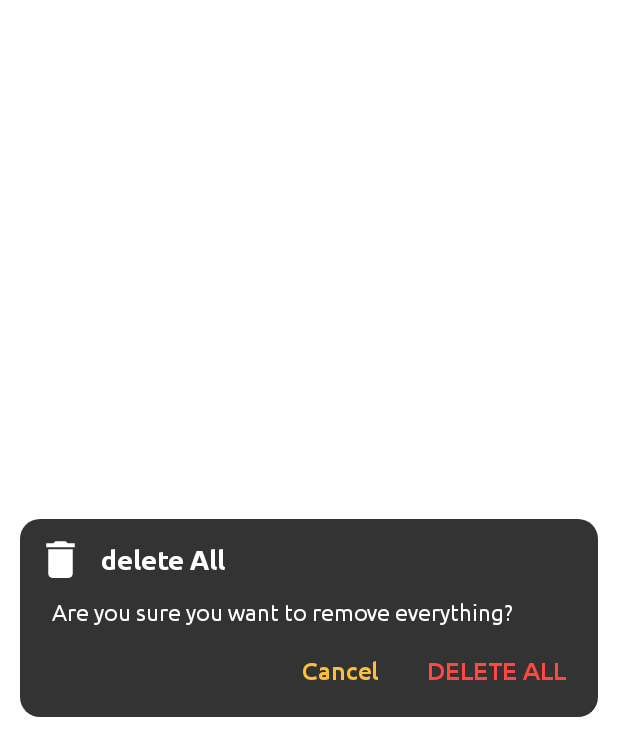
After one commit to mertrkaradeniz/Notely, an Android app: the layout layout_delete_all.xml on its own in the app's theme, with its tools: preview values and no code run, on a phone screen of 412 x 824 dp. The commit adds this screen. Shown: the top 756 px of the screen. Run offline under Robolectric (Android 15) with nearby library versions, the phone set to English and light mode, and no system bars.

Commit message:
Code cleanup #2

```diff
--- a/app/src/main/res/layout/fragment_add.xml
+++ b/app/src/main/res/layout/fragment_add.xml
@@ -204,7 +204,7 @@
         android:layout_height="wrap_content"
         android:fontFamily="@font/ubuntu_regular"
         android:includeFontPadding="false"
-        android:layout_marginBottom="@dimen/_12sdp"
+        android:layout_marginBottom="@dimen/_11sdp"
         android:layout_gravity="center|bottom"
         android:textColor="@color/colorIcons"
         android:textSize="@dimen/_10sdp" />
--- /dev/null
+++ b/app/src/main/res/layout/layout_delete_all.xml
@@ -0,0 +1,90 @@
+<?xml version="1.0" encoding="utf-8"?>
+<androidx.constraintlayout.widget.ConstraintLayout xmlns:android="http://schemas.android.com/apk/res/android"
+    xmlns:app="http://schemas.android.com/apk/res-auto"
+    android:id="@+id/layoutDeleteNoteContainer"
+    android:layout_width="match_parent"
+    android:layout_height="wrap_content"
+    android:layout_gravity="center"
+    android:layout_margin="@dimen/_10sdp"
+    android:background="@drawable/background_dialog">
+
+    <ImageView
+        android:id="@+id/imgDeleteNote"
+        android:layout_width="@dimen/_25sdp"
+        android:layout_height="@dimen/_25sdp"
+        android:layout_marginStart="@dimen/_8sdp"
+        android:layout_marginTop="@dimen/_8sdp"
+        android:contentDescription="@string/image"
+        android:src="@drawable/ic_delete"
+        app:layout_constraintStart_toStartOf="parent"
+        app:layout_constraintTop_toTopOf="parent"
+        app:tint="@color/colorWhite" />
+
+    <TextView
+        android:layout_width="0dp"
+        android:layout_height="wrap_content"
+        android:layout_marginStart="@dimen/_8sdp"
+        android:layout_marginEnd="@dimen/_8sdp"
+        android:fontFamily="@font/ubuntu_bold"
+        android:includeFontPadding="false"
+        android:text="@string/delete_all"
+        android:textColor="@color/colorWhite"
+        android:textSize="@dimen/_14sdp"
+        app:layout_constraintBottom_toBottomOf="@id/imgDeleteNote"
+        app:layout_constraintEnd_toEndOf="parent"
+        app:layout_constraintStart_toEndOf="@id/imgDeleteNote"
+        app:layout_constraintTop_toTopOf="@id/imgDeleteNote" />
+
+    <TextView
+        android:id="@+id/tvDeleteNoteMessage"
+        android:layout_width="match_parent"
+        android:layout_height="wrap_content"
+        android:layout_marginStart="@dimen/_8sdp"
+        android:layout_marginTop="@dimen/_8sdp"
+        android:layout_marginEnd="@dimen/_8sdp"
+        android:fontFamily="@font/ubuntu_regular"
+        android:gravity="center_vertical"
+        android:includeFontPadding="false"
+        android:paddingStart="@dimen/_8sdp"
+        android:paddingEnd="@dimen/_8sdp"
+        android:text="@string/are_you_sure_you_want_to_remove_everything"
+        android:textColor="@color/colorWhite"
+        android:textSize="@dimen/_12sdp"
+        app:layout_constraintTop_toBottomOf="@id/imgDeleteNote" />
+
+    <TextView
+        android:id="@+id/tvDeleteNote"
+        android:layout_width="wrap_content"
+        android:layout_height="wrap_content"
+        android:layout_marginTop="@dimen/_8sdp"
+        android:layout_marginEnd="@dimen/_8sdp"
+        android:layout_marginBottom="@dimen/_8sdp"
+        android:fontFamily="@font/ubuntu_medium"
+        android:includeFontPadding="false"
+        android:padding="@dimen/_8sdp"
+        android:text="@string/delete_all"
+        android:textAllCaps="true"
+        android:textColor="@color/colorDelete"
+        android:textSize="@dimen/_13sdp"
+        app:layout_constraintBottom_toBottomOf="parent"
+        app:layout_constraintEnd_toEndOf="parent"
+        app:layout_constraintTop_toBottomOf="@id/tvDeleteNoteMessage"/>
+
+    <TextView
+        android:id="@+id/tvCancel"
+        android:layout_width="wrap_content"
+        android:layout_height="wrap_content"
+        android:layout_marginTop="@dimen/_8sdp"
+        android:layout_marginEnd="@dimen/_8sdp"
+        android:layout_marginBottom="@dimen/_8sdp"
+        android:fontFamily="@font/ubuntu_medium"
+        android:includeFontPadding="false"
+        android:padding="@dimen/_8sdp"
+        android:text="@string/cancel"
+        android:textColor="@color/colorAccent"
+        android:textSize="@dimen/_13sdp"
+        app:layout_constraintBottom_toBottomOf="parent"
+        app:layout_constraintEnd_toStartOf="@id/tvDeleteNote"
+        app:layout_constraintTop_toBottomOf="@id/tvDeleteNoteMessage"/>
+
+</androidx.constraintlayout.widget.ConstraintLayout>
--- a/app/src/main/res/values/strings.xml
+++ b/app/src/main/res/values/strings.xml
@@ -7,7 +7,7 @@
     <string name="sort_by">sort_by</string>
     <string name="priority_high">priority_high</string>
     <string name="priority_low">priority_low</string>
-    <string name="delete_all">delete_All</string>
+    <string name="delete_all">delete All</string>
     <string name="add">add</string>
     <string name="save">Save</string>
     <string name="delete">Delete</string>
@@ -47,5 +47,6 @@
     <string name="set_reminder">Set Reminder</string>
     <string name="action">action</string>
     <string name="url">url</string>
+    <string name="are_you_sure_you_want_to_remove_everything">Are you sure you want to remove everything?</string>
 
 </resources>
```
Also changed, not shown: app/src/main/java/com/mertrizakaradeniz/notely/ui/add/AddFragment.kt (+46 -48 lines), app/src/main/java/com/mertrizakaradeniz/notely/ui/list/ListFragment.kt (+38 -1 lines).
